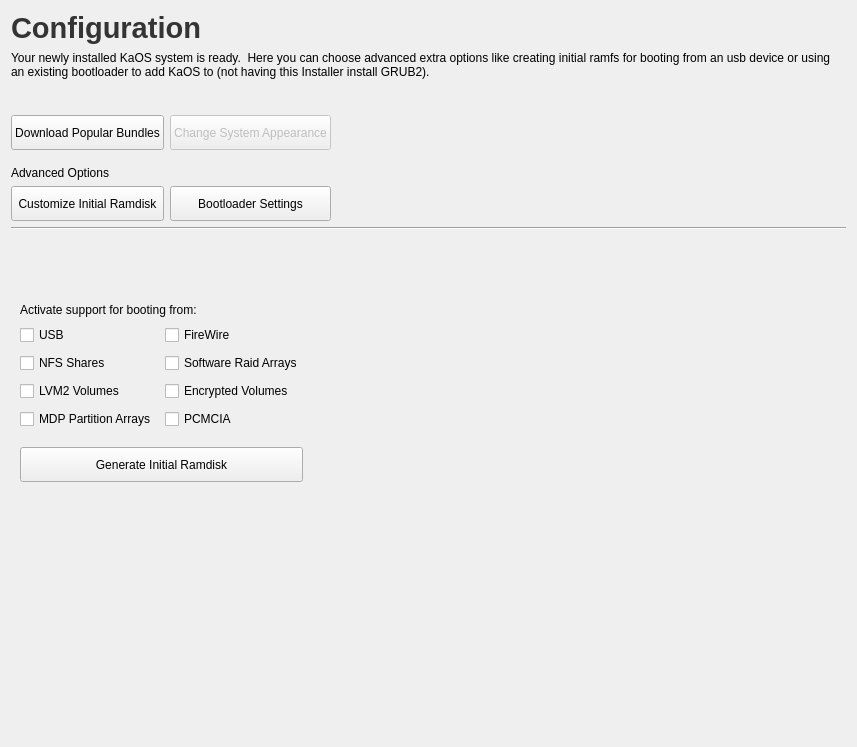
This is ui/pages/config.ui in abveritas/installer as Qt 5 draws it before an edit. The edited form follows.
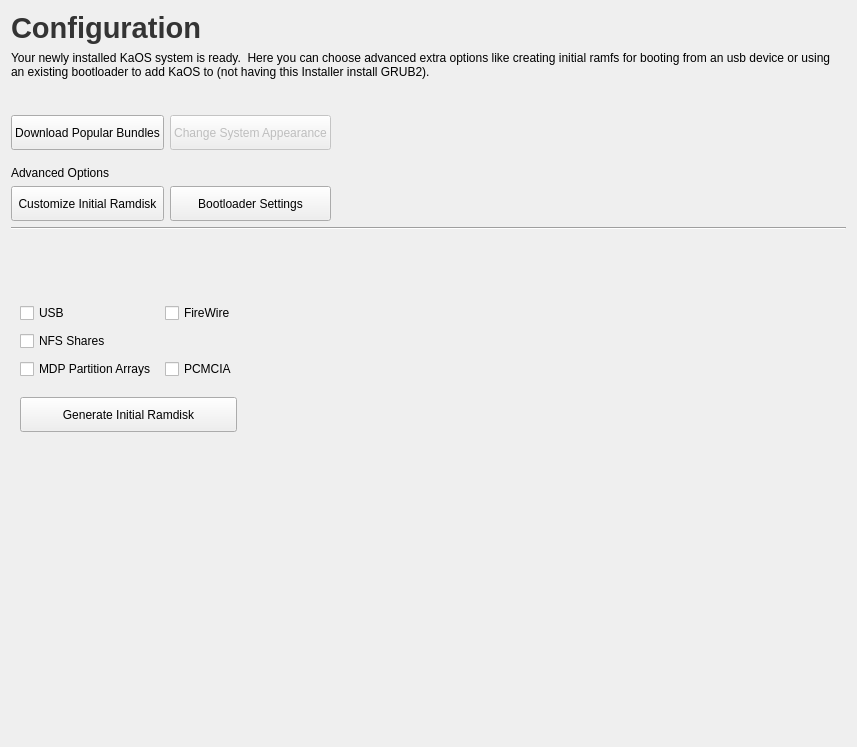
This is the edited form. The open tabs and pages were chosen to show the change. Custom widgets are drawn as their Qt base class.

```diff
--- a/ui/pages/config.ui
+++ b/ui/pages/config.ui
@@ -127,13 +127,13 @@
            </property>
           </widget>
          </item>
-         <item row="0" column="0" colspan="3">
+         <!-- <item row="0" column="0" colspan="3">
           <widget class="QLabel" name="label_4">
            <property name="text">
             <string>Activate support for booting from:</string>
            </property>
           </widget>
-         </item>
+          </item> -->
          <item row="1" column="1">
           <widget class="QCheckBox" name="firewire">
            <property name="text">
@@ -141,7 +141,7 @@
            </property>
           </widget>
          </item>
-         <item row="4" column="1">
+         <!--<item row="4" column="1">
           <widget class="QCheckBox" name="raid">
            <property name="text">
             <string>Software Raid Arrays</string>
@@ -161,7 +161,7 @@
             <string>Encrypted Volumes</string>
            </property>
           </widget>
-         </item>
+          </item> -->
          <item row="11" column="0" rowspan="2" colspan="2">
           <widget class="QPushButton" name="generateInitRamDiskButton">
            <property name="minimumSize">
```
